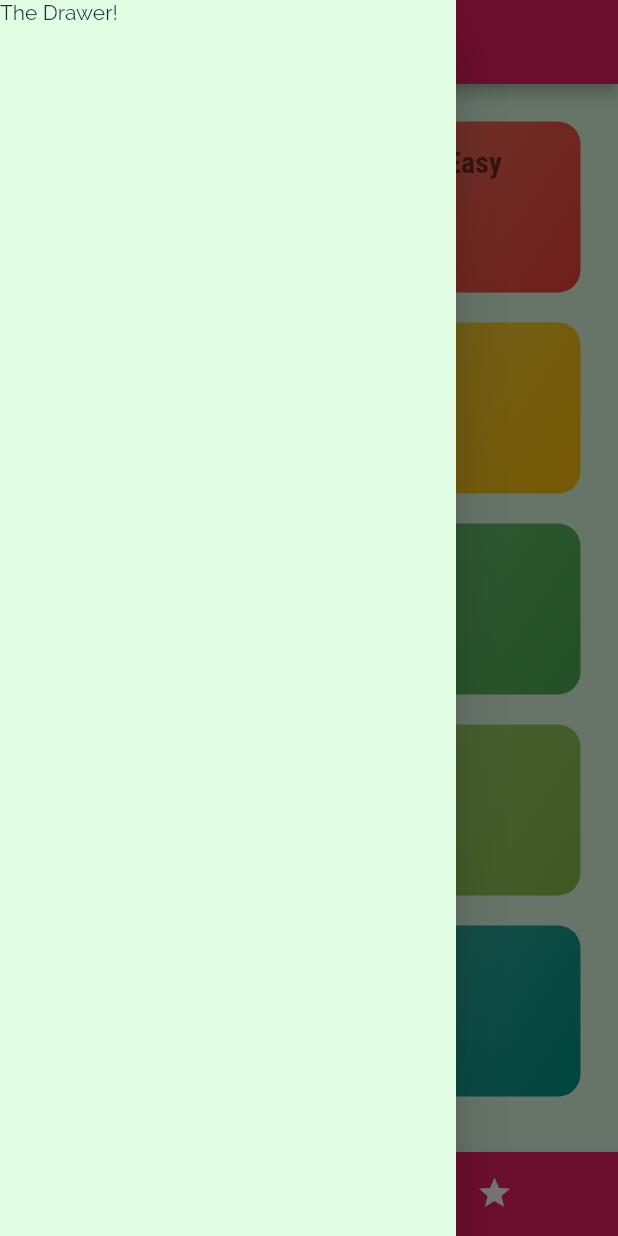
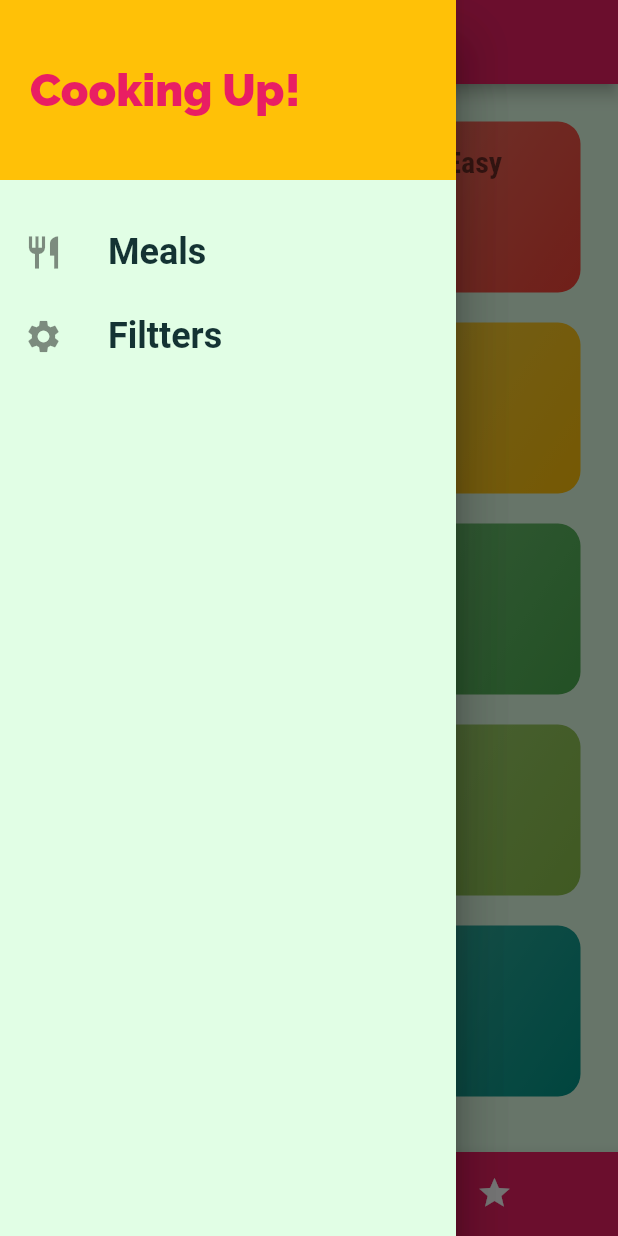
Before and after one commit to sanjoli63/Meals-App, a Flutter app: the screen it shows after launch, with the side drawer open, on a phone screen of 412 x 824 dp. Run offline on Flutter 3.47's test engine with Material 2 defaults, Android fonts, the phone set to English and light mode, and no system bars; Roboto replaces fonts that are missing (RobotoCondensed).

Commit message:
drawer widget

```diff
--- a/lib/screen/tabs_screen.dart
+++ b/lib/screen/tabs_screen.dart
@@ -1,6 +1,8 @@
 import 'package:flutter/material.dart';
+import 'package:meals_app/widgets/main_drwaer.dart';
 import './categories_screen.dart';
 import './favourite_screen.dart';
+import '../widgets/main_drwaer.dart';
 
 class TabsScreen extends StatefulWidget {
   @override
@@ -33,7 +35,7 @@ class _TabsScreenState extends State<TabsScreen> {
         title: Text(_pages[_selectedPageIndex]['title']),
       ),
       drawer: Drawer(
-        child: Text('The Drawer!'),
+        child: MainDrawer(),
       ),
       body: _pages[_selectedPageIndex]['page'],
       bottomNavigationBar: BottomNavigationBar(
--- a/lib/widgets/main_drwaer.dart
+++ b/lib/widgets/main_drwaer.dart
@@ -1,6 +1,24 @@
 import 'package:flutter/material.dart';
 
 class MainDrawer extends StatelessWidget {
+  Widget buildListTile(String title, IconData icon) {
+    return ListTile(
+      leading: Icon(
+        icon,
+        size: 26,
+      ),
+      title: Text(
+        title,
+        style: TextStyle(
+          fontFamily: 'RobotoCondensed',
+          fontSize: 24,
+          fontWeight: FontWeight.bold,
+        ),
+      ),
+      onTap: () {},
+    );
+  }
+
   @override
   Widget build(BuildContext context) {
     return Drawer(
@@ -20,7 +38,12 @@ class MainDrawer extends StatelessWidget {
                 color: Theme.of(context).primaryColor,
               ),
             ),
-          )
+          ),
+          SizedBox(
+            height: 20,
+          ),
+          buildListTile('Meals', Icons.restaurant),
+          buildListTile('Filtters', Icons.settings),
         ],
       ),
     );
```
